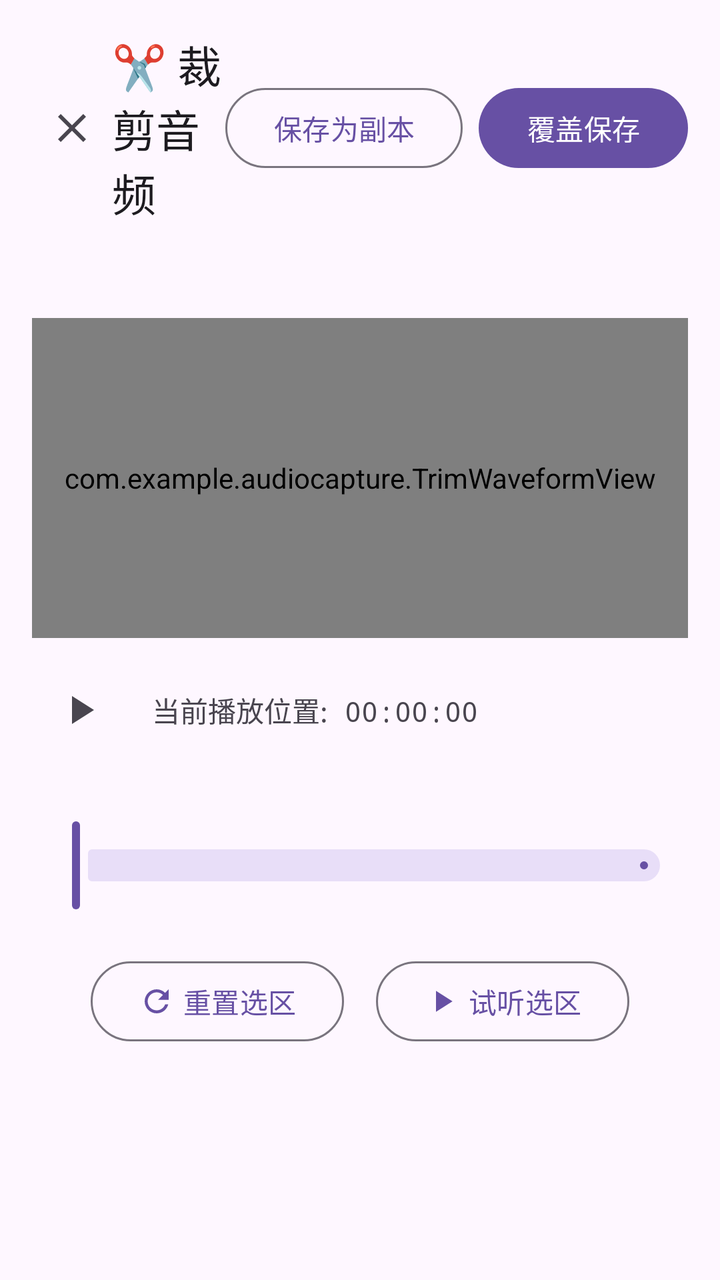
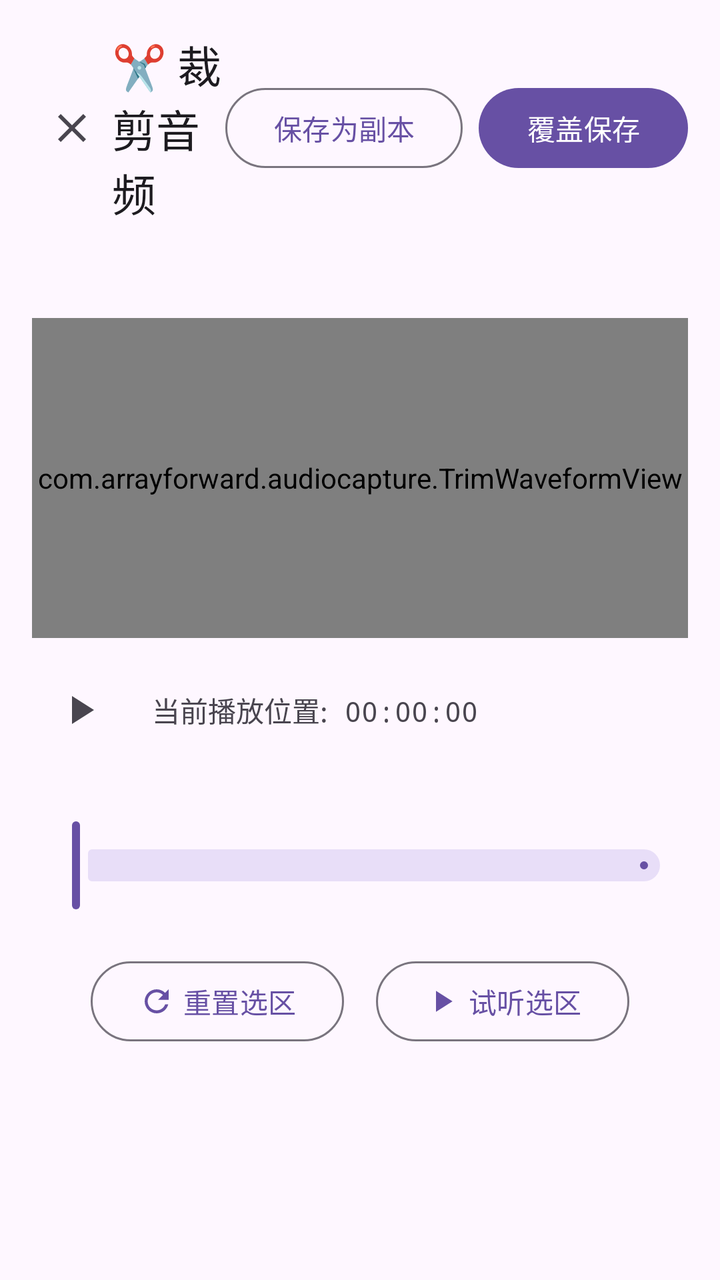

An Android layout rendered at two revisions. The XML below is the earlier revision; the diff shows what the commit changed to produce the second picture.
<!-- AndroidManifest.xml: application theme Theme.AudioCapture -->
<!-- res/layout/activity_trim.xml -->
<?xml version="1.0" encoding="utf-8"?>
<LinearLayout xmlns:android="http://schemas.android.com/apk/res/android"
    xmlns:app="http://schemas.android.com/apk/res-auto"
    android:layout_width="match_parent"
    android:layout_height="match_parent"
    android:orientation="vertical"
    android:padding="16dp">

    <LinearLayout
        android:layout_width="match_parent"
        android:layout_height="wrap_content"
        android:gravity="center_vertical"
        android:orientation="horizontal">

        <ImageButton
            android:id="@+id/btnClose"
            android:layout_width="40dp"
            android:layout_height="40dp"
            android:background="?attr/selectableItemBackgroundBorderless"
            android:contentDescription="@string/action_close"
            android:src="@drawable/ic_close" />

        <TextView
            android:id="@+id/toolbarTitle"
            android:layout_width="0dp"
            android:layout_height="wrap_content"
            android:layout_weight="1"
            android:text="@string/title_trim"
            android:textAppearance="@style/TextAppearance.Material3.TitleLarge" />

        <com.google.android.material.button.MaterialButton
            android:id="@+id/btnSaveCopy"
            style="@style/Widget.Material3.Button.OutlinedButton"
            android:layout_width="wrap_content"
            android:layout_height="wrap_content"
            android:text="@string/btn_save_copy" />

        <com.google.android.material.button.MaterialButton
            android:id="@+id/btnOverwrite"
            android:layout_width="wrap_content"
            android:layout_height="wrap_content"
            android:layout_marginStart="8dp"
            android:text="@string/btn_overwrite" />
    </LinearLayout>

    <TextView
        android:id="@+id/trimInfo"
        android:layout_width="wrap_content"
        android:layout_height="wrap_content"
        android:layout_marginTop="16dp"
        android:textSize="14sp" />

    <com.example.audiocapture.TrimWaveformView
        android:id="@+id/trimWaveform"
        android:layout_width="match_parent"
        android:layout_height="160dp"
        android:layout_marginTop="12dp"
        android:background="@drawable/bg_waveform" />

    <LinearLayout
        android:layout_width="match_parent"
        android:layout_height="wrap_content"
        android:layout_marginTop="12dp"
        android:gravity="center_vertical"
        android:orientation="horizontal">

        <ImageButton
            android:id="@+id/btnPlayPause"
            android:layout_width="48dp"
            android:layout_height="48dp"
            android:background="?attr/selectableItemBackgroundBorderless"
            android:contentDescription="@string/action_play"
            android:src="@drawable/ic_play" />

        <TextView
            android:id="@+id/playPosition"
            android:layout_width="wrap_content"
            android:layout_height="wrap_content"
            android:layout_marginStart="12dp"
            android:fontFamily="monospace"
            android:text="@string/play_position_default"
            android:textSize="14sp" />
    </LinearLayout>

    <LinearLayout
        android:layout_width="match_parent"
        android:layout_height="wrap_content"
        android:layout_marginTop="8dp"
        android:orientation="horizontal">

        <TextView
            android:id="@+id/startLabel"
            android:layout_width="0dp"
            android:layout_height="wrap_content"
            android:layout_weight="1"
            android:fontFamily="monospace"
            android:textSize="13sp" />

        <TextView
            android:id="@+id/endLabel"
            android:layout_width="wrap_content"
            android:layout_height="wrap_content"
            android:fontFamily="monospace"
            android:textSize="13sp" />
    </LinearLayout>

    <com.google.android.material.slider.RangeSlider
        android:id="@+id/rangeSlider"
        android:layout_width="match_parent"
        android:layout_height="wrap_content"
        android:layout_marginTop="4dp" />

    <LinearLayout
        android:layout_width="match_parent"
        android:layout_height="wrap_content"
        android:layout_marginTop="20dp"
        android:gravity="center"
        android:orientation="horizontal">

        <com.google.android.material.button.MaterialButton
            android:id="@+id/btnReset"
            style="@style/Widget.Material3.Button.OutlinedButton"
            android:layout_width="wrap_content"
            android:layout_height="wrap_content"
            android:text="@string/btn_reset"
            app:icon="@drawable/ic_refresh" />

        <com.google.android.material.button.MaterialButton
            android:id="@+id/btnAudition"
            style="@style/Widget.Material3.Button.OutlinedButton"
            android:layout_width="wrap_content"
            android:layout_height="wrap_content"
            android:layout_marginStart="16dp"
            android:text="@string/btn_audition"
            app:icon="@drawable/ic_play" />
    </LinearLayout>

</LinearLayout>
<!-- resources referenced by this layout -->
<resources>
  <!-- drawable bg_waveform (drawable) -->
  <?xml version="1.0" encoding="utf-8"?>
  <shape xmlns:android="http://schemas.android.com/apk/res/android"
      android:shape="rectangle">
      <solid android:color="?attr/colorSurfaceVariant" />
      <corners android:radius="12dp" />
  </shape>
  <!-- drawable ic_close (drawable) -->
  ﻿<vector xmlns:android="http://schemas.android.com/apk/res/android" android:width="24dp" android:height="24dp" android:viewportWidth="24" android:viewportHeight="24" android:tint="?attr/colorControlNormal"><path android:fillColor="@android:color/white" android:pathData="M19,6.41L17.59,5 12,10.59 6.41,5 5,6.41 10.59,12 5,17.59 6.41,19 12,13.41 17.59,19 19,17.59 13.41,12z"/></vector>
  <!-- drawable ic_play (drawable) -->
  ﻿<vector xmlns:android="http://schemas.android.com/apk/res/android" android:width="24dp" android:height="24dp" android:viewportWidth="24" android:viewportHeight="24" android:tint="?attr/colorControlNormal"><path android:fillColor="@android:color/white" android:pathData="M8,5v14l11,-7z"/></vector>
  <!-- drawable ic_refresh (drawable) -->
  ﻿<vector xmlns:android="http://schemas.android.com/apk/res/android" android:width="24dp" android:height="24dp" android:viewportWidth="24" android:viewportHeight="24" android:tint="?attr/colorControlNormal"><path android:fillColor="@android:color/white" android:pathData="M17.65,6.35C16.2,4.9 14.21,4 12,4c-4.42,0 -7.99,3.58 -7.99,8s3.57,8 7.99,8c3.73,0 6.84,-2.55 7.73,-6h-2.08c-0.82,2.33 -3.04,4 -5.65,4 -3.31,0 -6,-2.69 -6,-6s2.69,-6 6,-6c1.66,0 3.14,0.69 4.22,1.78L13,11h7V4l-2.35,2.35z"/></vector>
  <string name="action_close">关闭</string>
  <string name="action_play">播放</string>
  <string name="btn_audition">试听选区</string>
  <string name="btn_overwrite">覆盖保存</string>
  <string name="btn_reset">重置选区</string>
  <string name="btn_save_copy">保存为副本</string>
  <string name="play_position_default">当前播放位置: 00:00:00</string>
  <string name="title_trim">✂️ 裁剪音频</string>
  <style name="Theme.AudioCapture" parent="Theme.Material3.DayNight.NoActionBar">
          <item name="colorPrimary">@color/purple_500</item>
          <item name="colorOnPrimary">@color/white</item>
          <item name="android:statusBarColor">?attr/colorSurface</item>
      </style>
  <color name="purple_500">#FF6750A4</color>
  <color name="white">#FFFFFFFF</color>
</resources>

<!-- the commit's change to res/layout/activity_trim.xml (unified diff, before → after) -->
@@ -50,7 +50,7 @@
         android:layout_marginTop="16dp"
         android:textSize="14sp" />
 
-    <com.example.audiocapture.TrimWaveformView
+    <com.arrayforward.audiocapture.TrimWaveformView
         android:id="@+id/trimWaveform"
         android:layout_width="match_parent"
         android:layout_height="160dp"
